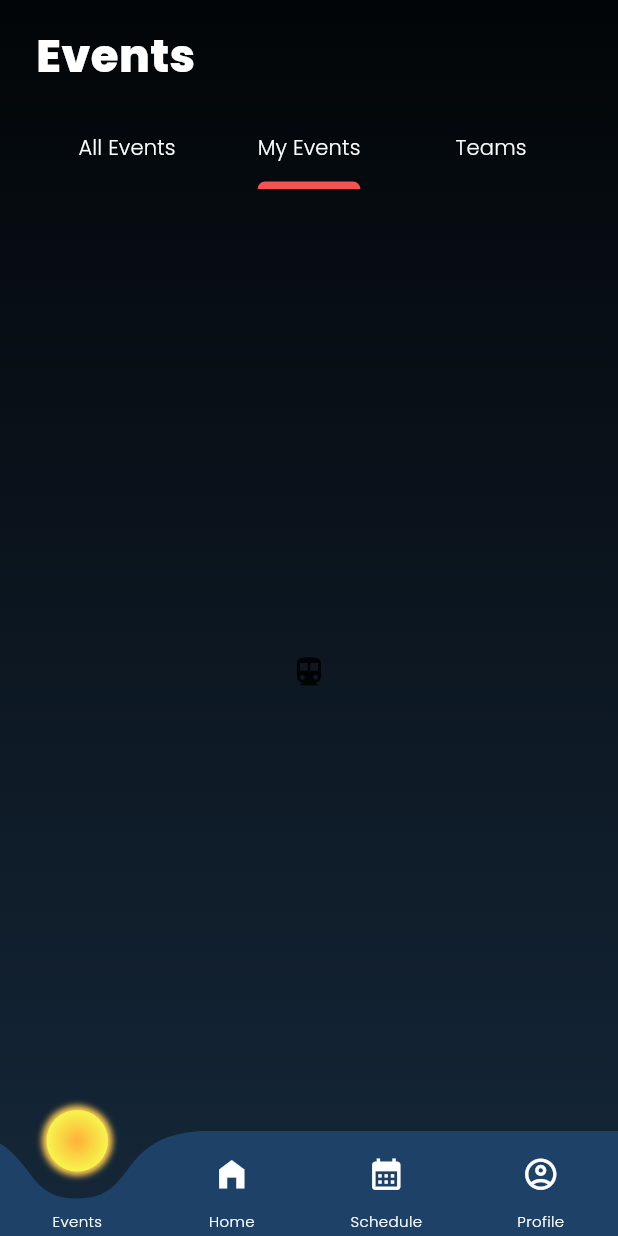
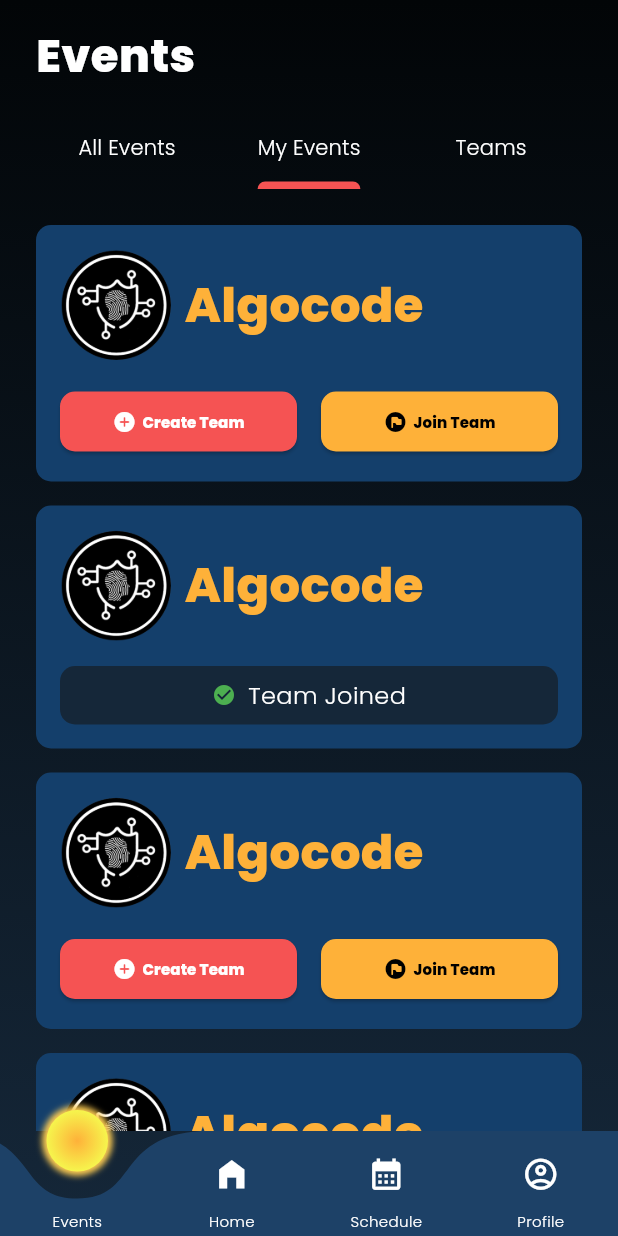
Before and after one commit to LoginPSGTech/Login-App-2023, a Flutter app: the MainPage screen opened directly, tab 2 chosen, on a phone screen of 412 x 824 dp. Run offline on Flutter 3.47's test engine with Material 2 defaults, Android fonts, the light colour scheme and no system bars; drawn by our look-alikes of curved_labeled_navigation_bar.

Commit message:
Completed MyEvents and Teams page

```diff
--- a/lib/pages/events_page.dart
+++ b/lib/pages/events_page.dart
@@ -1,10 +1,37 @@
 import 'package:flutter/material.dart';
 import 'package:login/widgets/event_card_widget.dart';
+import 'package:login/widgets/event_team_card_widget.dart';
+import 'package:login/widgets/my_event_card_widget.dart';
 import 'package:login/widgets/title_bar_widget.dart';
 import 'package:login/pages/event_details_page.dart';
 import 'package:provider/provider.dart';
 import 'package:login/providers/app_data_provider.dart';
 import 'package:login/models/event_model.dart';
+
+class Team {
+  final String teamId;
+  final String teamName;
+  final String eventName;
+  final String eventLogoUrl;
+
+  Team({
+    required this.teamId,
+    required this.teamName,
+    required this.eventName,
+    required this.eventLogoUrl,
+  });
+}
+
+class MyEvent {
+  final String eventName;
+  final String eventLogoUrl;
+  final bool hasTeamAlready;
+
+  MyEvent(
+      {required this.eventName,
+      required this.eventLogoUrl,
+      required this.hasTeamAlready});
+}
 
 class EventsPage extends StatefulWidget {
   const EventsPage({super.key});
@@ -23,10 +50,27 @@ class _EventsPageState extends State<EventsPage>
     _tabController = TabController(length: 3, vsync: this); // Number of tabs
   }
 
-  // Widget buildTeams(){
+  Widget buildTeams(List<Team> teams) {
+    return ListView.builder(
+      itemCount: teams.length,
+      itemBuilder: (context, index) {
+        return EventTeamCardWidget(
+            teamId: teams[index].teamId,
+            teamName: teams[index].teamName,
+            eventName: teams[index].eventName,
+            eventLogoUrl: teams[index].eventLogoUrl);
+      },
+    );
+  }
 
-
-  // }
+  Widget buildMyEvents(List<MyEvent> myEvents) {
+    return ListView.builder(
+      itemCount: myEvents.length,
+      itemBuilder: (context, index) {
+        return MyEventCardWidget(eventName: myEvents[index].eventName, eventLogoUrl: myEvents[index].eventLogoUrl, hasTeamAlready: myEvents[index].hasTeamAlready);
+      },
+    );
+  }
 
   Widget buildEvents(List<Event> events) {
     return ListView.builder(
@@ -50,6 +94,62 @@ class _EventsPageState extends State<EventsPage>
 
   @override
   Widget build(BuildContext context) {
+    List<MyEvent> myEvents = [
+      MyEvent(
+          eventName: 'Algocode',
+          eventLogoUrl: "assets/images/hackin_logo.png",
+          hasTeamAlready: false),
+      MyEvent(
+          eventName: 'Algocode',
+          eventLogoUrl: "assets/images/hackin_logo.png",
+          hasTeamAlready: true),
+      MyEvent(
+          eventName: 'Algocode',
+          eventLogoUrl: "assets/images/hackin_logo.png",
+          hasTeamAlready: false),
+      MyEvent(
+          eventName: 'Algocode',
+          eventLogoUrl: "assets/images/hackin_logo.png",
+          hasTeamAlready: true),
+      MyEvent(
+          eventName: 'Algocode',
+          eventLogoUrl: "assets/images/hackin_logo.png",
+          hasTeamAlready: false),
+    ];
+
+    List<Team> teams = [
+      Team(
+        eventName: 'Algocode',
+        teamId: "905466",
+        teamName: "Test App Team",
+        eventLogoUrl: "assets/images/hackin_logo.png",
+      ),
+      Team(
+        eventName: 'Algocode',
+        teamId: "905466",
+        teamName: "Test App Team",
+        eventLogoUrl: "assets/images/hackin_logo.png",
+      ),
+      Team(
+        eventName: 'Algocode',
+        teamId: "905466",
+        teamName: "Test App Team",
+        eventLogoUrl: "assets/images/hackin_logo.png",
+      ),
+      Team(
+        eventName: 'Algocode',
+        teamId: "905466",
+        teamName: "Test App Team",
+        eventLogoUrl: "assets/images/hackin_logo.png",
+      ),
+      Team(
+        eventName: 'Algocode',
+        teamId: "905466",
+        teamName: "Test App Team",
+        eventLogoUrl: "assets/images/hackin_logo.png",
+      ),
+    ];
+
     final mcaEvents = Provider.of<AppDataProvider>(context).appData.mcaEvents;
     final mscEvents = Provider.of<AppDataProvider>(context).appData.mscEvents;
     return SafeArea(
@@ -93,8 +193,8 @@ class _EventsPageState extends State<EventsPage>
             controller: _tabController,
             children: [
               buildEvents(mscEvents + mcaEvents),
-              const Icon(Icons.directions_transit),
-              const Icon(Icons.directions_transit)
+              buildMyEvents(myEvents),
+              buildTeams(teams)
             ],
           )),
         ],
--- /dev/null
+++ b/lib/widgets/my_event_card_widget.dart
@@ -0,0 +1,253 @@
+import 'package:flutter/material.dart';
+import 'package:login/widgets/text_field_widget.dart';
+
+class MyEventCardWidget extends StatefulWidget {
+  final String eventName;
+  final String eventLogoUrl;
+  final bool hasTeamAlready;
+  const MyEventCardWidget(
+      {super.key,
+      required this.eventName,
+      required this.eventLogoUrl,
+      required this.hasTeamAlready});
+
+  @override
+  State<MyEventCardWidget> createState() => _MyEventCardWidgetState();
+}
+
+class _MyEventCardWidgetState extends State<MyEventCardWidget> {
+
+  bool isExpanded = false;
+  bool isCreateTeam = false;
+  bool isJoinTeam = false;
+
+  TextEditingController controller = TextEditingController();
+  final TextEditingController createTeamController = TextEditingController();
+  final TextEditingController joinTeamController = TextEditingController();
+
+  String labelText = "";
+  String? Function(String?)? validator;
+  IconData? icon;
+
+  @override
+  Widget build(BuildContext context) {
+    return Container(
+      margin: const EdgeInsets.fromLTRB(24, 8, 24, 8),
+      padding: const EdgeInsets.symmetric(vertical: 16, horizontal: 16),
+      decoration: BoxDecoration(
+        color: const Color(0xFF143F6B),
+        borderRadius: BorderRadius.circular(10),
+      ),
+      child: Column(
+        crossAxisAlignment: CrossAxisAlignment.start,
+        children: [
+          Row(
+            children: [
+              SizedBox(
+                height: 75,
+                width: 75,
+                child: ClipRRect(
+                  borderRadius: BorderRadius.circular(15),
+                  child: Image.asset(widget.eventLogoUrl),
+                ),
+              ),
+              Padding(
+                padding: const EdgeInsets.only(left: 8),
+                child: Text(
+                  widget.eventName,
+                  style: const TextStyle(
+                    color: Color(0xFFFEB139),
+                    fontSize: 32,
+                    fontWeight: FontWeight.w600,
+                  ),
+                ),
+              ),
+            ],
+          ),
+          widget.hasTeamAlready
+              ? Container(
+                  margin: const EdgeInsets.fromLTRB(0, 16, 0, 0),
+                  decoration: BoxDecoration(
+                    color: const Color(0xff152739), // Change the color to your desired background color
+                    borderRadius: BorderRadius.circular(
+                        10.0), // Adjust the border radius as needed
+                  ),
+                  child: const Padding(
+                    padding:
+                        EdgeInsets.all(8.0), // Adjust the padding as needed
+                    child: Row(
+                      mainAxisAlignment: MainAxisAlignment.center,
+                      children: [
+                        Icon(
+                          Icons.check_circle,
+                          color: Colors.green,
+                          size: 16.0, // Adjust the icon size as needed
+                        ),
+                        SizedBox(
+                            width:
+                                8.0), // Add spacing between the icon and text
+                        Flexible(
+                          child: Text(
+                            'Team Joined',
+                            style: TextStyle(
+                              color: Colors.white,
+                              fontSize: 16.0, // Adjust the font size as needed
+                            ),
+                          ),
+                        ),
+                      ],
+                    ),
+                  ),
+                )
+              : Container(
+                  margin: const EdgeInsets.fromLTRB(0, 16, 0, 0),
+                  child: Row(
+                    mainAxisAlignment: MainAxisAlignment.spaceBetween,
+                    children: [
+                      Expanded(
+                        // Wrap with Expanded
+                        child: ElevatedButton(
+                          style: ElevatedButton.styleFrom(
+                            backgroundColor: const Color(0xFFF55353),
+                            shape: RoundedRectangleBorder(
+                              borderRadius: BorderRadius.circular(10.0),
+                            ),
+                          ),
+                          onPressed: () {
+                            setState(() {
+                              isExpanded = !isExpanded;
+                              isCreateTeam = true;
+                              isJoinTeam = false;
+                              labelText = 'Team Name';
+                              controller = createTeamController;
+                              icon = Icons.group_add;
+                              validator = (value) {
+                                if (value == null || value.isEmpty) {
+                                  return 'Team Name is Required';
+                                }
+                                return null;
+                              };
+                            });
+                          },
+                          child: Row(
+                            mainAxisAlignment: MainAxisAlignment.center,
+                            children: [
+                              const Icon(Icons.add_circle_rounded,
+                                  color: Colors.white, size: 16),
+                              Container(
+                                margin: const EdgeInsets.only(left: 4),
+                                child: const Text(
+                                  'Create Team',
+                                  style: TextStyle(
+                                    color: Colors.white,
+                                    fontSize: 10,
+                                    fontWeight: FontWeight.w600,
+                                  ),
+                                ),
+                              ),
+                            ],
+                          ),
+                        ),
+                      ),
+                      const SizedBox(
+                        width: 16,
+                      ),
+                      Expanded(
+                        // Wrap with Expanded
+                        child: ElevatedButton(
+                          style: ElevatedButton.styleFrom(
+                            backgroundColor: const Color(0xFFFEB139),
+                            shape: RoundedRectangleBorder(
+                              borderRadius: BorderRadius.circular(10.0),
+                            ),
+                          ),
+                          onPressed: () {
+                            setState(() {
+                              isExpanded = !isExpanded;
+                              labelText = 'Team ID';
+                              controller = joinTeamController;
+                              icon = Icons.fingerprint_rounded;
+                              isCreateTeam = false;
+                              isJoinTeam = true;
+                              validator = (value) {
+                                if (value == null || value.isEmpty) {
+                                  return 'Team ID is Required';
+                                }
+                                if (value.length != 8) {
+                                  return 'Invalid Team ID';
+                                }
+                                return null;
+                              };
+                            });
+                          },
+                          child: Row(
+                            mainAxisAlignment: MainAxisAlignment.center,
+                            children: [
+                              const Icon(Icons.flag_circle_rounded,
+                                  color: Colors.black, size: 16),
+                              Container(
+                                margin: const EdgeInsets.only(left: 4),
+                                child: const Text(
+                                  'Join Team',
+                                  style: TextStyle(
+                                    color: Colors.black,
+                                    fontSize: 10,
+                                    fontWeight: FontWeight.w600,
+                                  ),
+                                ),
+                              ),
+                            ],
+                          ),
+                        ),
+                      ),
+                    ],
+                  ),
+                ),
+          Visibility(
+            visible: isExpanded,
+            child: Column(
+              mainAxisAlignment: MainAxisAlignment.start,
+              children: [
+                TextFieldWidget(
+                    controller: controller,
+                    labelText: labelText,
+                    isPassword: false,
+                    prefixIcon: icon,
+                    validator: validator),
+                ElevatedButton(
+                  style: ElevatedButton.styleFrom(
+                    backgroundColor: const Color(0xFFFEB139),
+                    shape: RoundedRectangleBorder(
+                      borderRadius: BorderRadius.circular(10.0),
+                    ),
+                  ),
+                  onPressed: () {
+                    //if create team or not join team get text from controller send api req
+                  },
+                  child: Row(
+                    mainAxisAlignment: MainAxisAlignment.center,
+                    children: [
+                      const Icon(Icons.check_circle_rounded,
+                          color: Colors.black, size: 16),
+                      Container(
+                        margin: const EdgeInsets.only(left: 4),
+                        child: const Text(
+                          'Submit',
+                          style: TextStyle(
+                            color: Colors.black,
+                            fontSize: 10,
+                            fontWeight: FontWeight.w600,
+                          ),
+                        ),
+                      ),
+                    ],
+                  ),
+                ),
+              ],
+            ),
+          ),
+        ],
+      ),
+    );
+  }
+}
```
Also changed, not shown: lib/widgets/event_team_card_widget.dart (added, +138 -0 lines).
